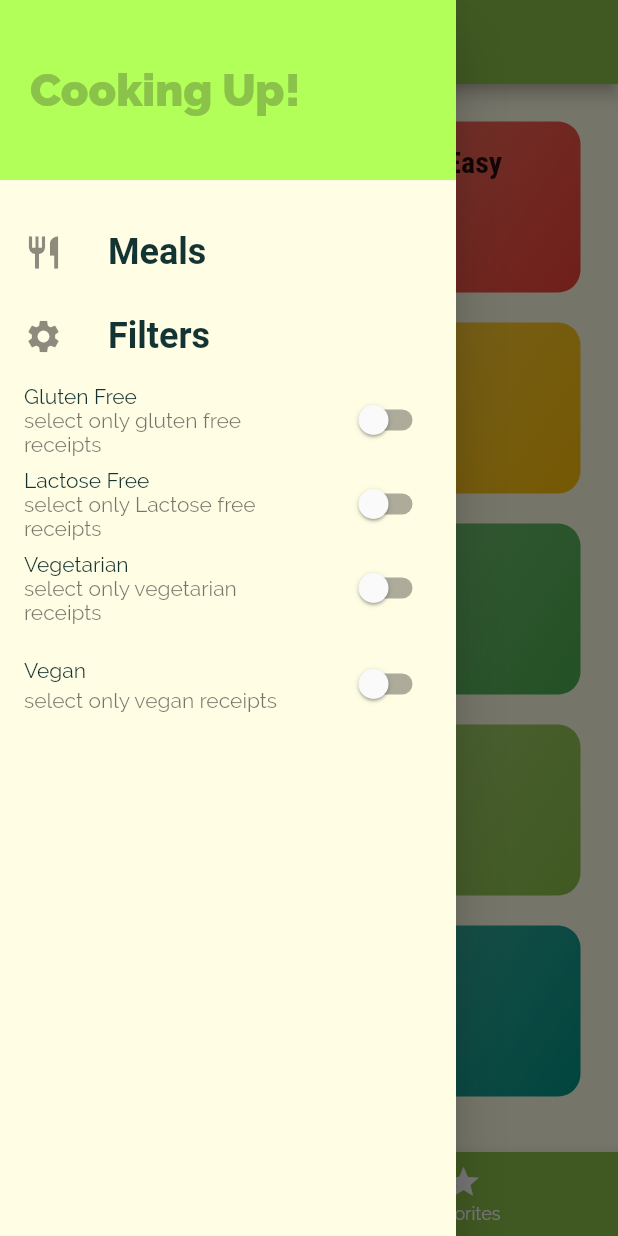
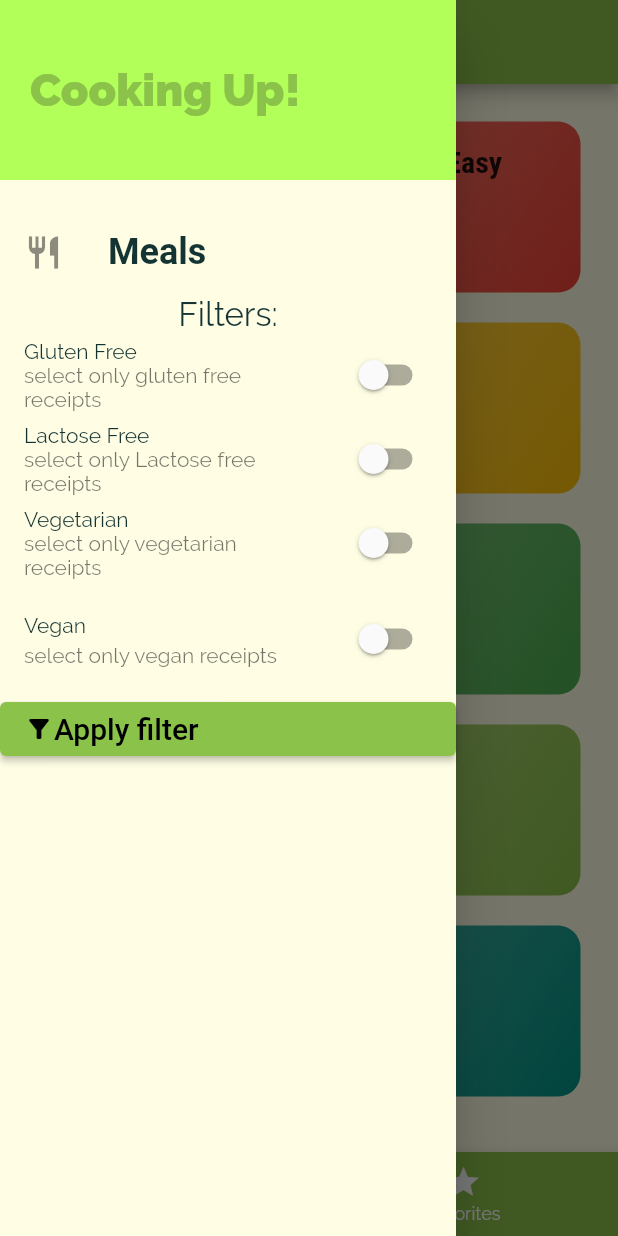
Before and after one commit to udrepo/recipes_app, a Flutter app: the screen it shows after launch, with the side drawer open, on a phone screen of 412 x 824 dp. Run offline on Flutter 3.47's test engine with Material 2 defaults, Android fonts, the phone set to English and light mode, and no system bars; Roboto replaces fonts that are missing (RobotoCondenced).

Commit message:
relocated filter

```diff
--- a/lib/main.dart
+++ b/lib/main.dart
@@ -85,7 +85,7 @@ return _favoriteMeals.any((element) => element.id == id);
       initialRoute: '/',
       // default is '/'
       routes: {
-        '/': (ctx) => TabsScreen(_favoriteMeals),
+        '/': (ctx) => TabsScreen(_favoriteMeals, _setFilters, _filters),
         CategoryScreen.routeName: (ctx) => CategoryScreen(_availableMeals),
         MealDetailsScreen.routeName: (ctx) => MealDetailsScreen(_toggleFavorite, _isMealFavorite),
         FiltersScreen.routeName: (ctx) => FiltersScreen(_setFilters, _filters)
--- a/lib/screens/filters_screen.dart
+++ b/lib/screens/filters_screen.dart
@@ -44,7 +44,7 @@ class _FiltersScreenState extends State<FiltersScreen> {
       appBar: AppBar(
         title: Text("Filtered"),
       ),
-      drawer: MainDrawer(),
+      drawer: MainDrawer(widget.saveFilters, widget.currentFilters),
       body: Center(
         child: Column(
           children: <Widget>[
--- a/lib/screens/tabs_screen.dart
+++ b/lib/screens/tabs_screen.dart
@@ -4,12 +4,15 @@ import 'package:meals_app/widgets/main_drawer.dart';
 
 import './favorites_screen.dart';
 import './categories_screen.dart';
+import 'filters_screen.dart';
 
 class TabsScreen extends StatefulWidget {
   final List<Meal> favoriteMeals;
+  final Function saveFilters;
+  final Map<String, bool> currentFilters;
 
 
-  TabsScreen(this.favoriteMeals);
+  TabsScreen(this.favoriteMeals, this.saveFilters, this.currentFilters);
 
   @override
   _TabsScreenState createState() => _TabsScreenState();
@@ -47,7 +50,7 @@ class _TabsScreenState extends State<TabsScreen> {
       appBar: AppBar(
         title: Text(_pages[_selectedPageIndex]['title']),
       ),
-      drawer: MainDrawer(),
+      drawer: MainDrawer(widget.saveFilters, widget.currentFilters),
       body: _pages[_selectedPageIndex]['page'],
       bottomNavigationBar: BottomNavigationBar(
         onTap: _selectPage,
--- a/lib/widgets/main_drawer.dart
+++ b/lib/widgets/main_drawer.dart
@@ -2,18 +2,29 @@ import 'package:flutter/material.dart';
 import 'package:meals_app/screens/filters_screen.dart';
 
 class MainDrawer extends StatefulWidget {
+  final Function saveFilters;
+  final Map<String, bool> currentFilters;
+
+  MainDrawer(this.saveFilters, this.currentFilters);
+
   @override
   _MainDrawerState createState() => _MainDrawerState();
 }
 
 class _MainDrawerState extends State<MainDrawer> {
   var _glutenFree = false;
+  var _vegetarian = false;
+  var _vegan = false;
+  var _lactoseFree = false;
 
-  var _vegetarian = false;
-
-  var _vegan = false;
-
-  var _lactoseFree = false;
+  @override
+  initState() {
+    _glutenFree = widget.currentFilters['gluten'];
+    _vegetarian = widget.currentFilters['vegetarian'];
+    _vegan = widget.currentFilters['vegan'];
+    _lactoseFree = widget.currentFilters['lactose'];
+    super.initState();
+  }
 
   Widget _buildSwitchListTile(
       String title, String description, bool currentValue, Function update) {
@@ -65,34 +76,65 @@ class _MainDrawerState extends State<MainDrawer> {
           buildListTile('Meals', Icons.restaurant, () {
             Navigator.of(context).pushReplacementNamed('/');
           }),
-          buildListTile('Filters', Icons.settings, () {
-            Navigator.of(context).pushReplacementNamed(FiltersScreen.routeName);
-          }),
           Expanded(
             child: ListView(
               children: <Widget>[
-                      _buildSwitchListTile('Gluten Free', 'select only gluten free receipts', _glutenFree, (newValue){
+                Center(
+                  child: Text(
+                    "Filters:",
+                    style: TextStyle(fontSize: 22),
+                  ),
+                ),
+                _buildSwitchListTile(
+                    'Gluten Free',
+                    'select only gluten free receipts',
+                    _glutenFree, (newValue) {
                   setState(() {
                     _glutenFree = newValue;
                   });
                 }),
-                      _buildSwitchListTile('Lactose Free', 'select only Lactose free receipts', _lactoseFree, (newValue){
+                _buildSwitchListTile(
+                    'Lactose Free',
+                    'select only Lactose free receipts',
+                    _lactoseFree, (newValue) {
                   setState(() {
                     _lactoseFree = newValue;
                   });
                 }),
-                      _buildSwitchListTile('Vegetarian', 'select only vegetarian receipts', _vegetarian, (newValue){
+                _buildSwitchListTile('Vegetarian',
+                    'select only vegetarian receipts', _vegetarian, (newValue) {
                   setState(() {
                     _vegetarian = newValue;
                   });
                 }),
-                      _buildSwitchListTile('Vegan', 'select only vegan receipts', _vegan, (newValue){
+                _buildSwitchListTile(
+                    'Vegan', 'select only vegan receipts', _vegan, (newValue) {
                   setState(() {
                     _vegan = newValue;
                   });
-                      })
+                }),
+                ElevatedButton(
+                  onPressed: () {
+                    final selectedFilters = {
+                      'gluten': _glutenFree,
+                      'lactose': _lactoseFree,
+                      'vegan': _vegan,
+                      'vegetarian': _vegetarian
+                    };
+                    widget.saveFilters(selectedFilters);
+                    Navigator.of(context).pushReplacementNamed('/');
+                  },
+                  child: Row(children: <Widget>[
+                    Icon(Icons.filter_alt, size: 20),
+                    Text(
+                      "Apply filter",
+                      style: TextStyle(fontSize: 20),
+                    ),
+                  ]),
+                )
               ],
-                  ))
+            ),
+          ),
         ],
       ),
     );
```
Lines whose indentation alone changed are shown as unchanged.
